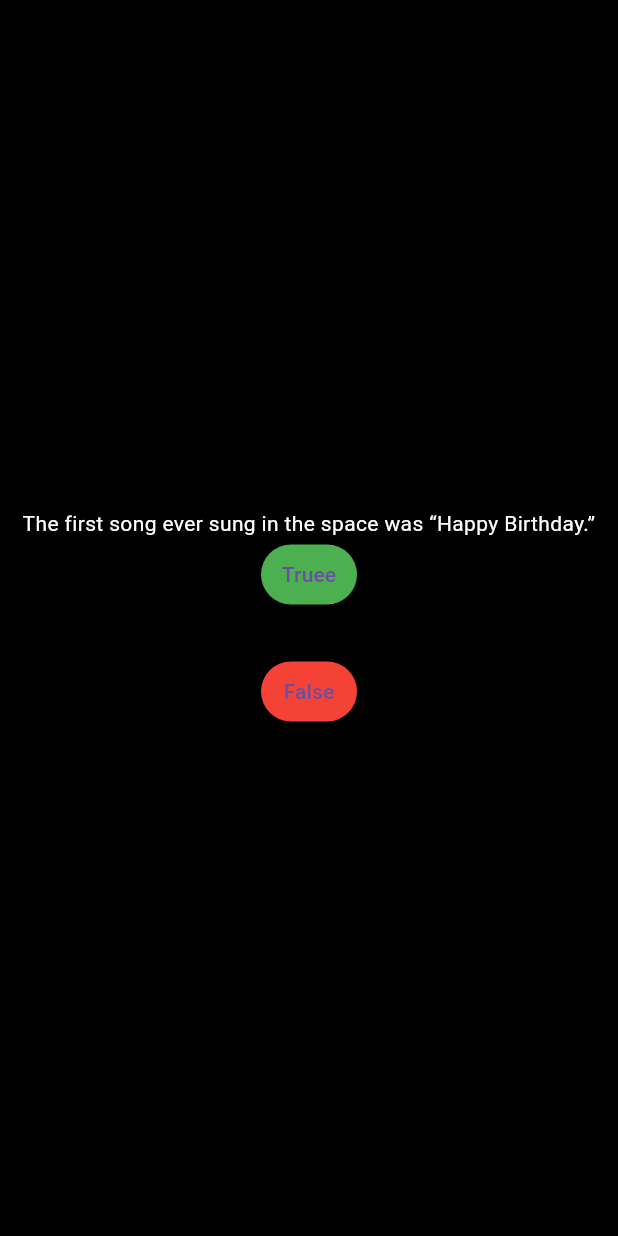
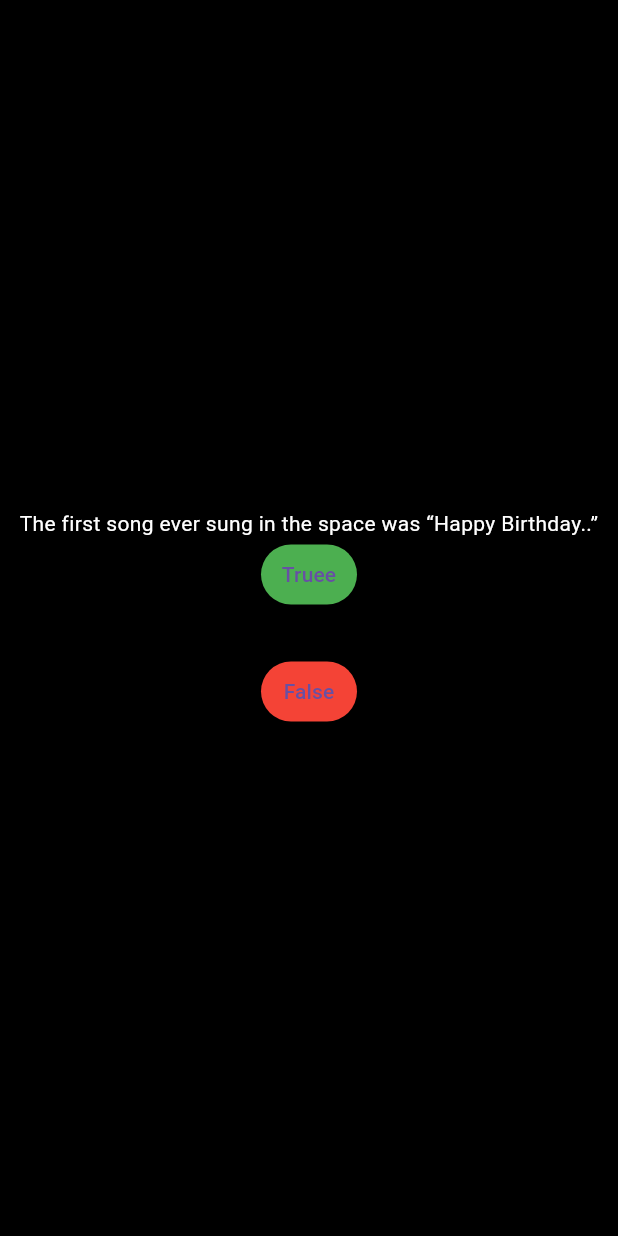
Before and after one commit to nirupamanv/quizapp, a Flutter app: the screen it shows after launch, after a tap on "Truee", on a phone screen of 412 x 824 dp. Run offline on Flutter 3.47's test engine with Material 3 defaults, Android fonts, the phone set to English and light mode, and no system bars; network calls fail.

```diff
--- a/lib/questions.dart
+++ b/lib/questions.dart
@@ -42,7 +42,7 @@ class _QuestionsState extends State<Questions> {
 
   List myList = [
     Quiz(qus:'In school Albert Einstein failed most of the subjects except for physics and math',ans:true),
-    Quiz(qus:'The first song ever sung in the space was “Happy Birthday.”', ans:true),
+    Quiz(qus:'The first song ever sung in the space was “Happy Birthday..”', ans:true),
     Quiz(qus:'The first country in the world to use postcards was the United States of America.”',ans:false),
     Quiz(qus:'A male canary tends to have a better singing voice than a female canary..”',ans: true),
     Quiz(qus:'Tea contains more caffeine than coffee and soda.”',ans: false),
```
